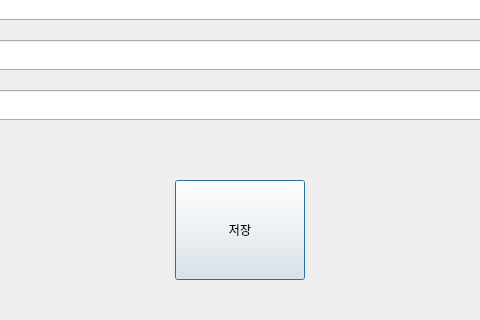
go4521304/storage, file 재고관리/edit.ui: the form before one commit; both pictures show x 160 to 640 and y 180 to 500 of the 800 by 500 pixel window.
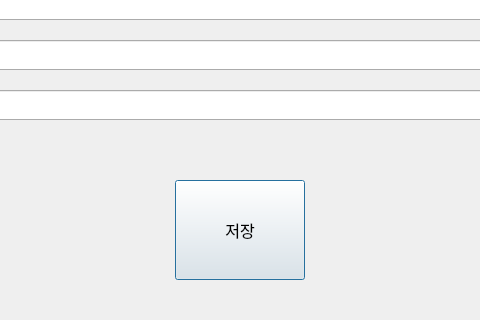
The form after the commit.

The edit to the form file:
```diff
--- a/재고관리/edit.ui
+++ b/재고관리/edit.ui
@@ -10,6 +10,21 @@
     <height>500</height>
    </rect>
   </property>
+  <property name="minimumSize">
+   <size>
+    <width>800</width>
+    <height>500</height>
+   </size>
+  </property>
+  <property name="maximumSize">
+   <size>
+    <width>800</width>
+    <height>500</height>
+   </size>
+  </property>
+  <property name="contextMenuPolicy">
+   <enum>Qt::DefaultContextMenu</enum>
+  </property>
   <property name="windowTitle">
    <string>Dialog</string>
   </property>
@@ -212,6 +227,12 @@
      <height>100</height>
     </rect>
    </property>
+   <property name="font">
+    <font>
+     <family>나눔고딕</family>
+     <pointsize>12</pointsize>
+    </font>
+   </property>
    <property name="text">
     <string>저장</string>
    </property>
```
Left out of the diff: 3 changed lines with no effect on the pictures.
